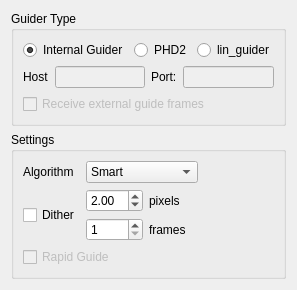
Before: the Qt Designer form kstars/ekos/guide/opsguide.ui in KDE/kstars, drawn with Qt 5.
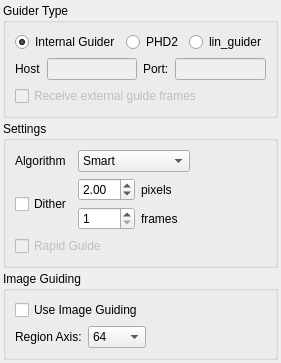
After: the same form once the commit is applied.

Commit message: Initial work for Image Guiding algorithm by Bob Majewski. All guide images must be explicitly converted to floats and then partitioned into NxN regions before sending them to the algorithm

The edit to the form file:
```diff
--- a/kstars/ekos/guide/opsguide.ui
+++ b/kstars/ekos/guide/opsguide.ui
@@ -6,11 +6,26 @@
    <rect>
     <x>0</x>
     <y>0</y>
-    <width>275</width>
-    <height>284</height>
+    <width>261</width>
+    <height>334</height>
    </rect>
   </property>
   <layout class="QVBoxLayout" name="verticalLayout_2">
+   <property name="spacing">
+    <number>3</number>
+   </property>
+   <property name="leftMargin">
+    <number>3</number>
+   </property>
+   <property name="topMargin">
+    <number>3</number>
+   </property>
+   <property name="rightMargin">
+    <number>3</number>
+   </property>
+   <property name="bottomMargin">
+    <number>3</number>
+   </property>
    <item>
     <widget class="QGroupBox" name="groupBox_7">
      <property name="title">
@@ -250,6 +265,75 @@
      </layout>
     </widget>
    </item>
+   <item>
+    <widget class="QGroupBox" name="groupBox_2">
+     <property name="title">
+      <string>Image Guiding</string>
+     </property>
+     <layout class="QVBoxLayout" name="verticalLayout_3">
+      <item>
+       <widget class="QCheckBox" name="kcfg_ImageGuidingEnabled">
+        <property name="text">
+         <string>Use Image Guiding</string>
+        </property>
+       </widget>
+      </item>
+      <item>
+       <layout class="QHBoxLayout" name="horizontalLayout_2">
+        <item>
+         <widget class="QLabel" name="label_2">
+          <property name="text">
+           <string>Region Axis:</string>
+          </property>
+         </widget>
+        </item>
+        <item>
+         <widget class="QComboBox" name="kcfg_GuideRegionAxis">
+          <item>
+           <property name="text">
+            <string>64</string>
+           </property>
+          </item>
+          <item>
+           <property name="text">
+            <string>128</string>
+           </property>
+          </item>
+          <item>
+           <property name="text">
+            <string>256</string>
+           </property>
+          </item>
+          <item>
+           <property name="text">
+            <string>512</string>
+           </property>
+          </item>
+          <item>
+           <property name="text">
+            <string>1024</string>
+           </property>
+          </item>
+         </widget>
+        </item>
+        <item>
+         <spacer name="horizontalSpacer_3">
+          <property name="orientation">
+           <enum>Qt::Horizontal</enum>
+          </property>
+          <property name="sizeHint" stdset="0">
+           <size>
+            <width>40</width>
+            <height>20</height>
+           </size>
+          </property>
+         </spacer>
+        </item>
+       </layout>
+      </item>
+     </layout>
+    </widget>
+   </item>
    <item>
     <spacer name="verticalSpacer">
      <property name="orientation">
```
The commit also changes 9 other files.
